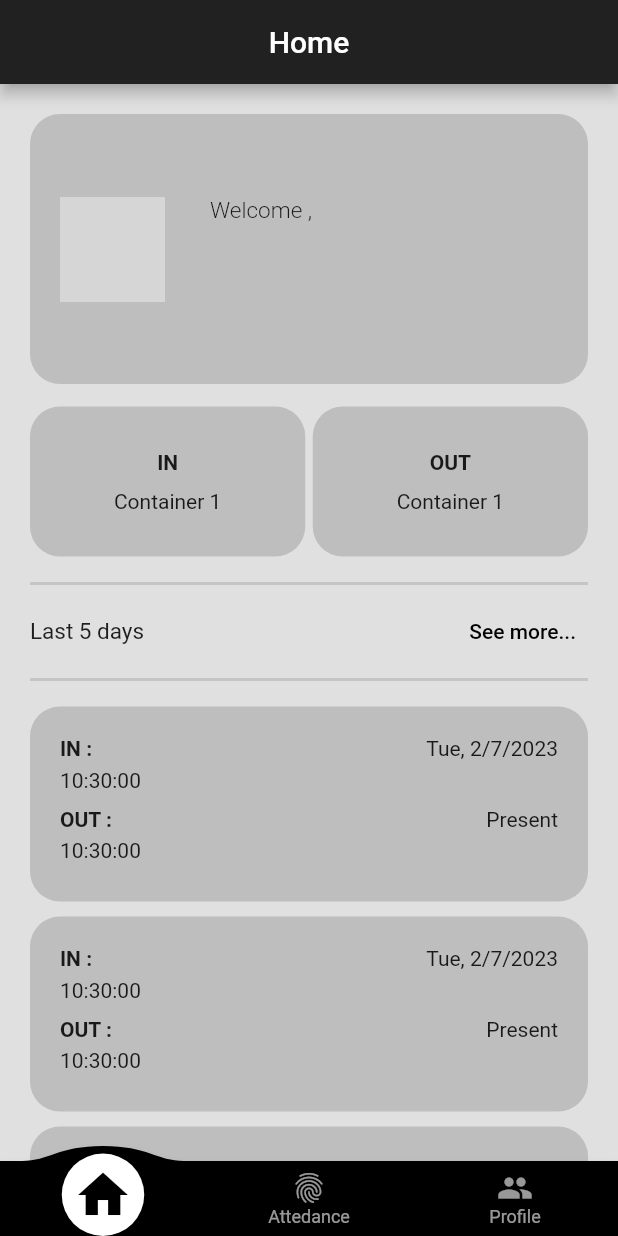
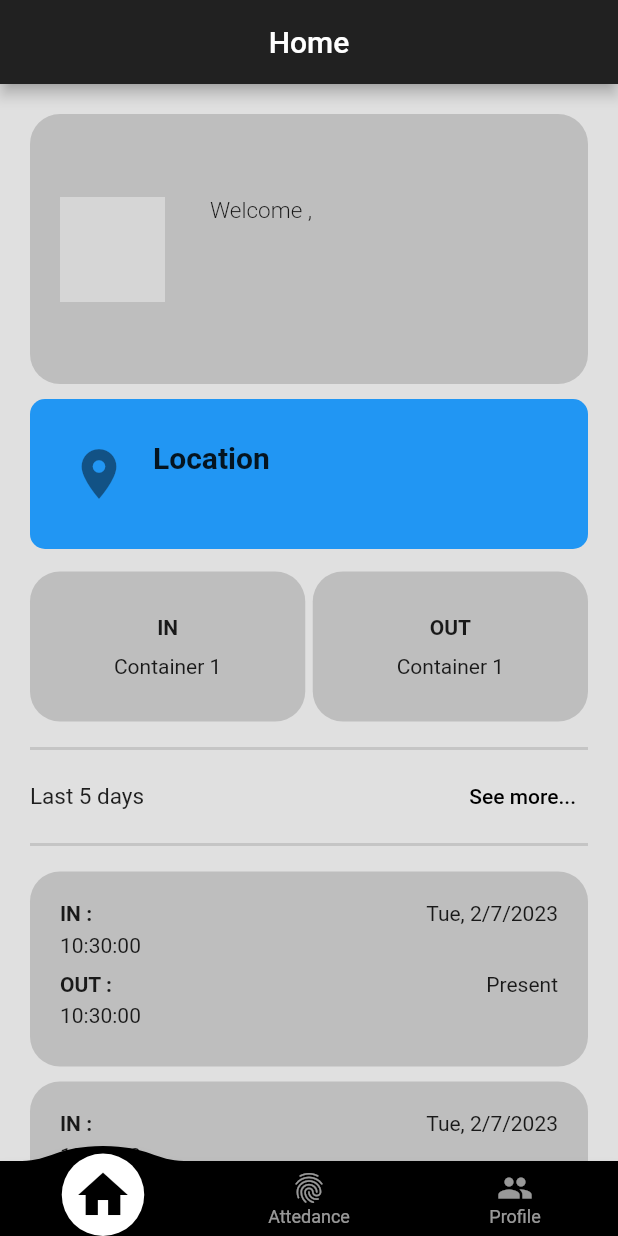
Before and after one commit to Wizfie/TA-presensi, a Flutter app: the HomeAdmin screen opened by its route, on a phone screen of 412 x 824 dp. Run offline on Flutter 3.47's test engine with Material 2 defaults, Android fonts, the phone set to English and light mode, and no system bars; drawn by our look-alikes of convex_bottom_bar; our stand-ins replace cloud_firestore, firebase_auth, firebase_core, geocoding, geolocator, get; accounts and stored records are empty; network calls fail; grey boxes are pictures that could not be loaded.

```diff
--- a/presensi/lib/pages/home_view.dart
+++ b/presensi/lib/pages/home_view.dart
@@ -107,6 +107,40 @@ class HomeAdmin extends StatelessWidget {
                           ),
                         ),
                       ],
+                    ),
+                    const SizedBox(
+                      height: 10,
+                    ),
+                    Container(
+                      height: 100,
+                      width: 100,
+                      decoration: BoxDecoration(
+                          borderRadius: BorderRadius.circular(10),
+                          color: Colors.blue),
+                      child: Column(
+                        mainAxisAlignment: MainAxisAlignment.center,
+                        crossAxisAlignment: CrossAxisAlignment.start,
+                        children: [
+                          Padding(
+                            padding: const EdgeInsets.all(10),
+                            child: ListTile(
+                                leading: const Icon(
+                                  Icons.location_on,
+                                  size: 40,
+                                ),
+                                title: const Text(
+                                  "Location",
+                                  style: TextStyle(
+                                      fontSize: 20,
+                                      fontWeight: FontWeight.bold),
+                                ),
+                                subtitle: Text(
+                                  user['address'] ?? "Location not avaliable",
+                                  style: const TextStyle(fontSize: 15),
+                                )),
+                          ),
+                        ],
+                      ),
                     ),
                     const SizedBox(
                       height: 15,
--- a/presensi/pubspec.yaml
+++ b/presensi/pubspec.yaml
@@ -39,7 +39,6 @@ dependencies:
   firebase_auth: ^4.2.5
   cloud_firestore: ^4.3.1
   get: ^4.3.8
-  image_picker: ^0.8.6+1
   convex_bottom_bar: ^3.2.0
   intl: ^0.17.0
   geolocator: ^9.0.2
```
Also changed, not shown: presensi/lib/controller/bottom_control.dart (+87 -6 lines), presensi/pubspec.lock.
